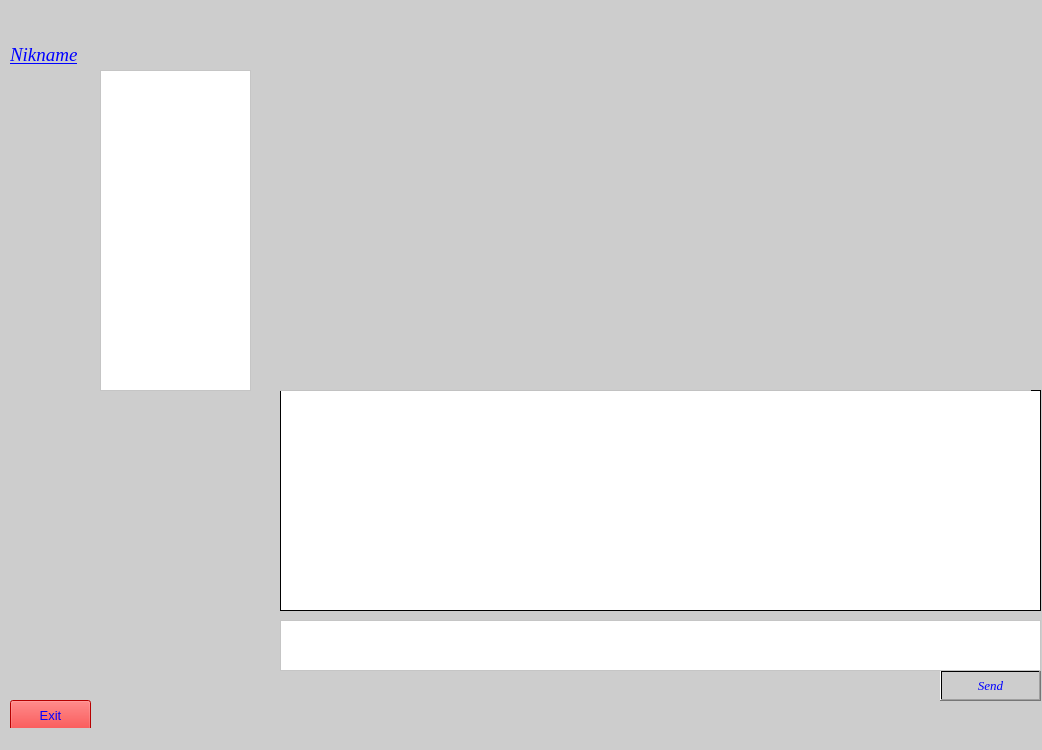
Old version of the form QTClient/mainwindow.ui in the repository icarazob/TCPVideoChatQT.
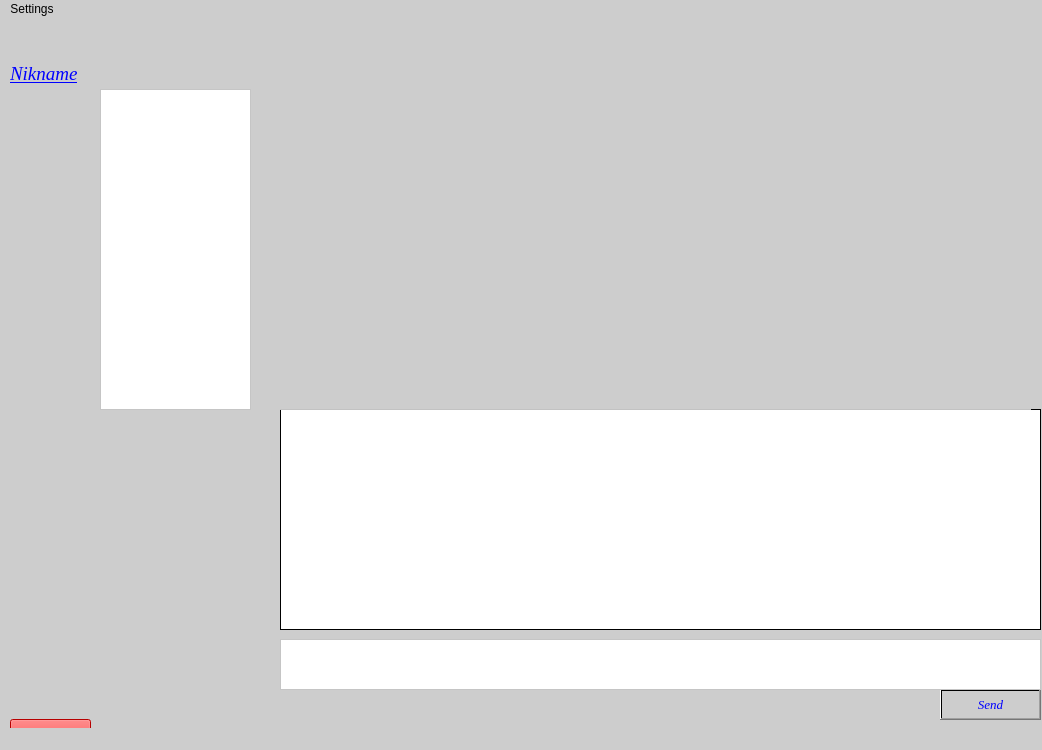
New version of the form. Icons and pictures are not drawn.

Patch:
```diff
--- a/QTClient/mainwindow.ui
+++ b/QTClient/mainwindow.ui
@@ -293,6 +293,24 @@
    </widget>
   </widget>
   <widget class="QStatusBar" name="statusbar"/>
+  <widget class="QMenuBar" name="menuBar">
+   <property name="geometry">
+    <rect>
+     <x>0</x>
+     <y>0</y>
+     <width>1042</width>
+     <height>21</height>
+    </rect>
+   </property>
+   <widget class="QMenu" name="menuSettings">
+    <property name="title">
+     <string>Settings</string>
+    </property>
+    <addaction name="separator"/>
+    <addaction name="separator"/>
+   </widget>
+   <addaction name="menuSettings"/>
+  </widget>
   <action name="actionLogin">
    <property name="text">
     <string>Login</string>
```
Left out of the diff: 2 changed lines with no effect on the pictures.
